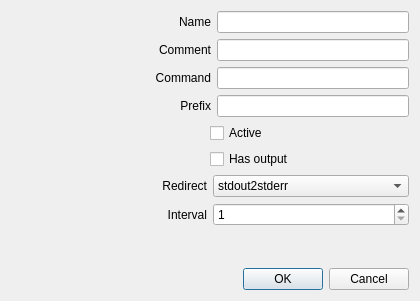
Qt form sources/ext-sysmon/extscript.ui (arcan1s/awesome-widgets) before a commit.
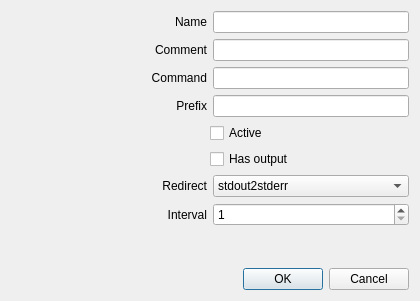
The same form after that commit.

Commit message: rewrite all ui interfaces t oKDE standards

The edit to the form file:
```diff
--- a/sources/ext-sysmon/extscript.ui
+++ b/sources/ext-sysmon/extscript.ui
@@ -24,12 +24,6 @@
          <verstretch>0</verstretch>
         </sizepolicy>
        </property>
-       <property name="minimumSize">
-        <size>
-         <width>200</width>
-         <height>0</height>
-        </size>
-       </property>
        <property name="text">
         <string>Name</string>
        </property>
@@ -53,12 +47,6 @@
          <verstretch>0</verstretch>
         </sizepolicy>
        </property>
-       <property name="minimumSize">
-        <size>
-         <width>200</width>
-         <height>0</height>
-        </size>
-       </property>
        <property name="text">
         <string>Comment</string>
        </property>
@@ -82,12 +70,6 @@
          <verstretch>0</verstretch>
         </sizepolicy>
        </property>
-       <property name="minimumSize">
-        <size>
-         <width>200</width>
-         <height>0</height>
-        </size>
-       </property>
        <property name="text">
         <string>Command</string>
        </property>
@@ -111,12 +93,6 @@
          <verstretch>0</verstretch>
         </sizepolicy>
        </property>
-       <property name="minimumSize">
-        <size>
-         <width>200</width>
-         <height>0</height>
-        </size>
-       </property>
        <property name="text">
         <string>Prefix</string>
        </property>
```
Left out of the diff: 24 changed lines with no effect on the pictures. The commit also changes 7 other files.
